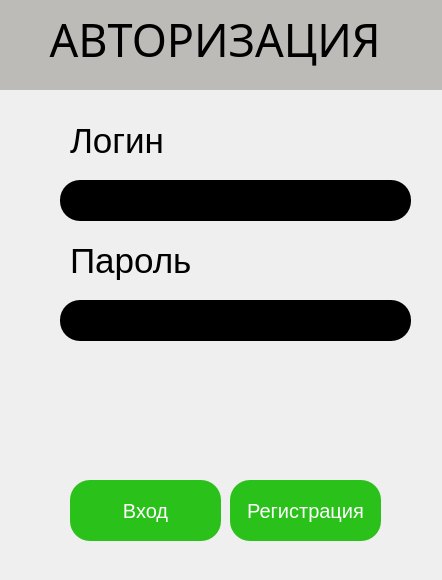
Above: ui/auth.ui from IZBYSHNIK/F6 before the change. Below: the same form after it.
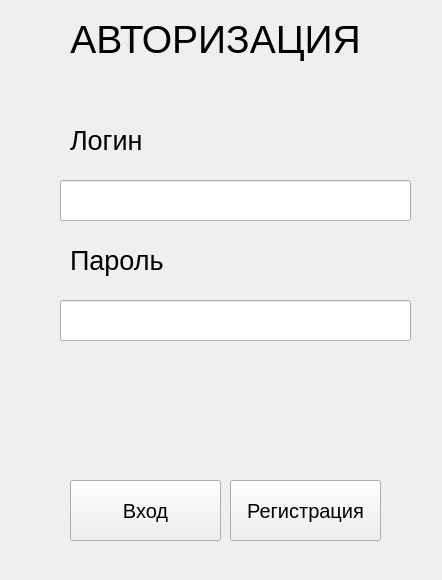
That is the form after the change.

Diff of the .ui file:
```diff
--- a/ui/auth.ui
+++ b/ui/auth.ui
@@ -47,40 +47,7 @@
    <string>Авторизация</string>
   </property>
   <property name="styleSheet">
-   <string notr="true">QPushButton{
-font-size: 20px;
-color: white;
-}
-
-QPushButton:hover {
-	border: 6px solid green;
-	font: 21px;
-
-}
-
-Form {
-background: #f9f8f4;
-}
-
-QLabel#auth{
-	font-size: 45px;
-font-family: Myriad Pro;
-text-align: center;
-background: #bcbbb7;
-}
-QLabel{
-	font-size: 35px;
-text-align: center;
-}
-
-QLineEdit {
-border-radius: 20px;
-color:white;
-padding-left: 15px;
-font: 16px;
-background: black;
-}
-</string>
+   <string notr="true"/>
   </property>
   <widget class="QLabel" name="auth">
    <property name="enabled">
@@ -106,6 +73,11 @@
      <height>70</height>
     </size>
    </property>
+   <property name="font">
+    <font>
+     <pointsize>29</pointsize>
+    </font>
+   </property>
    <property name="styleSheet">
     <string notr="true"/>
    </property>
@@ -141,6 +113,11 @@
      <height>61</height>
     </rect>
    </property>
+   <property name="font">
+    <font>
+     <pointsize>15</pointsize>
+    </font>
+   </property>
    <property name="cursor">
     <cursorShape>ArrowCursor</cursorShape>
    </property>
@@ -148,11 +125,7 @@
     <bool>false</bool>
    </property>
    <property name="styleSheet">
-    <string notr="true">background: #2ac11a;
-border-radius: 20px;
-
-
-</string>
+    <string notr="true"/>
    </property>
    <property name="text">
     <string>Вход</string>
@@ -176,10 +149,13 @@
      <height>61</height>
     </rect>
    </property>
+   <property name="font">
+    <font>
+     <pointsize>15</pointsize>
+    </font>
+   </property>
    <property name="styleSheet">
-    <string notr="true">background: #2ac11a;
-border-radius: 20px;
-</string>
+    <string notr="true"/>
    </property>
    <property name="text">
     <string>Регистрация</string>
@@ -210,6 +186,11 @@
      <height>41</height>
     </rect>
    </property>
+   <property name="font">
+    <font>
+     <pointsize>20</pointsize>
+    </font>
+   </property>
    <property name="text">
     <string>Логин</string>
    </property>
@@ -223,6 +204,11 @@
      <height>51</height>
     </rect>
    </property>
+   <property name="font">
+    <font>
+     <pointsize>20</pointsize>
+    </font>
+   </property>
    <property name="text">
     <string>Пароль</string>
    </property>
```
